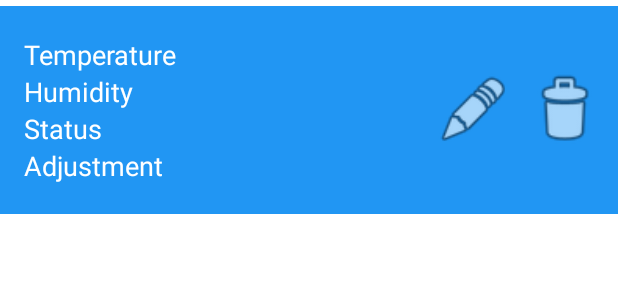
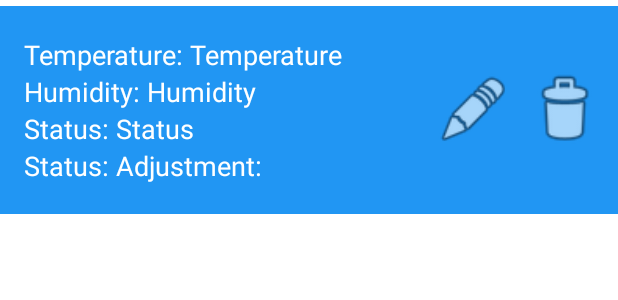
Before and after one commit to Giwithx/Kamatechs-App, an Android app: the layout storage_card.xml on its own in the app's theme, with its tools: preview values and no code run, on a phone screen of 412 x 824 dp. Shown: the top 300 px of the screen. Run offline under Robolectric (Android 15) with nearby library versions, the phone set to English and light mode, and no system bars; Roboto replaces fonts that are not available here.

Commit message:
Replaced CRUD

```diff
--- a/app/src/main/java/com/example/kamatechsmobileapplication/AddActivity.kt
+++ b/app/src/main/java/com/example/kamatechsmobileapplication/AddActivity.kt
@@ -6,6 +6,7 @@ import androidx.lifecycle.lifecycleScope
 import com.example.kamatechsmobileapplication.databinding.ActivityAddBinding
 import com.example.kamatechsmobileapplication.storagedb.Storage
 import com.example.kamatechsmobileapplication.storagedb.StorageDB
+import com.google.android.material.snackbar.Snackbar
 import kotlinx.coroutines.launch
 
 class AddActivity : AppCompatActivity() {
@@ -45,6 +46,7 @@ class AddActivity : AppCompatActivity() {
             if(storage==null){
                 val storage = Storage(temp = temp, humid = humid, stat = stat, adj = adj)
                 StorageDB(this@AddActivity).getStorageDao().addStorage(storage)
+
                 finish()
             }else {
                 val s = Storage(temp,humid, stat, adj)
--- a/app/src/main/res/layout/activity_storage.xml
+++ b/app/src/main/res/layout/activity_storage.xml
@@ -12,14 +12,19 @@
         android:layout_width="match_parent"
         android:layout_height="match_parent"
         android:layout_above="@id/btnAddstorage" />
-    <Button
+
+    <com.google.android.material.floatingactionbutton.FloatingActionButton
         android:id="@+id/btnAddstorage"
-        android:layout_width ="match_parent"
+        android:layout_width="match_parent"
         android:layout_height="wrap_content"
+        android:layout_alignParentRight="true"
         android:layout_alignParentBottom="true"
-        android:text = "add"
-        />
-
+        android:layout_marginRight="3dp"
+        android:layout_marginBottom="35dp"
+        android:focusable="true"
+        android:src="@android:drawable/ic_input_add"
+        android:text="add"
+        tools:ignore="SpeakableTextPresentCheck" />
 
 
 </RelativeLayout>
--- a/app/src/main/res/layout/storage_card.xml
+++ b/app/src/main/res/layout/storage_card.xml
@@ -10,7 +10,7 @@
     android:padding="8dp">
 
 
-    <LinearLayout
+    <RelativeLayout
         android:layout_width="match_parent"
         android:layout_height="wrap_content"
         android:layout_marginTop="4dp"
@@ -20,37 +20,81 @@
         android:padding="8dp">
 
         <TextView
+            android:id="@+id/txTemp"
+            android:layout_width="wrap_content"
+            android:layout_height="wrap_content"
+            android:textColor="@color/cardview_light_background"
+            android:textSize="18sp"
+            tools:text="Temperature: " />
+
+        <TextView
             android:id="@+id/texTemp"
             android:layout_width="wrap_content"
             android:layout_height="wrap_content"
+            android:layout_toRightOf="@id/txTemp"
             android:textColor="@color/cardview_light_background"
             android:textSize="18sp"
             tools:text="Temperature" />
 
         <TextView
+            android:id="@+id/txHumid"
+            android:layout_width="wrap_content"
+            android:layout_height="wrap_content"
+            android:layout_below="@id/txTemp"
+            android:textColor="@color/cardview_light_background"
+            android:textSize="18sp"
+            tools:text="Humidity: " />
+
+        <TextView
             android:id="@+id/texHumid"
             android:layout_width="wrap_content"
             android:layout_height="wrap_content"
+            android:layout_below="@id/txTemp"
+            android:layout_toEndOf="@id/txHumid"
             android:textColor="@color/cardview_light_background"
             android:textSize="18sp"
             tools:text="Humidity" />
 
         <TextView
+            android:id="@+id/txStat"
+            android:layout_width="wrap_content"
+            android:layout_height="wrap_content"
+            android:layout_below="@id/txHumid"
+            android:textColor="@color/cardview_light_background"
+            android:textSize="18sp"
+            tools:text="Status: " />
+
+        <TextView
             android:id="@+id/texStat"
             android:layout_width="wrap_content"
             android:layout_height="wrap_content"
+            android:layout_below="@id/txHumid"
+            android:layout_toEndOf="@id/txStat"
             android:textColor="@color/cardview_light_background"
             android:textSize="18sp"
             tools:text="Status" />
 
         <TextView
+            android:id="@+id/txAdj"
+            android:layout_width="wrap_content"
+            android:layout_height="wrap_content"
+            android:layout_below="@id/txStat"
+            android:textColor="@color/cardview_light_background"
+            android:textSize="18sp"
+            tools:text="Status: " />
+
+        <TextView
             android:id="@+id/texAdj"
             android:layout_width="wrap_content"
             android:layout_height="wrap_content"
+            android:layout_below="@id/txStat"
+            android:layout_toEndOf="@id/txAdj"
             android:textColor="@color/cardview_light_background"
             android:textSize="18sp"
-            tools:text="Adjustment" />
-    </LinearLayout>
+            tools:text="Adjustment: " />
+
+
+    </RelativeLayout>
 
     <ImageView
         android:id="@+id/action_delete"
```
